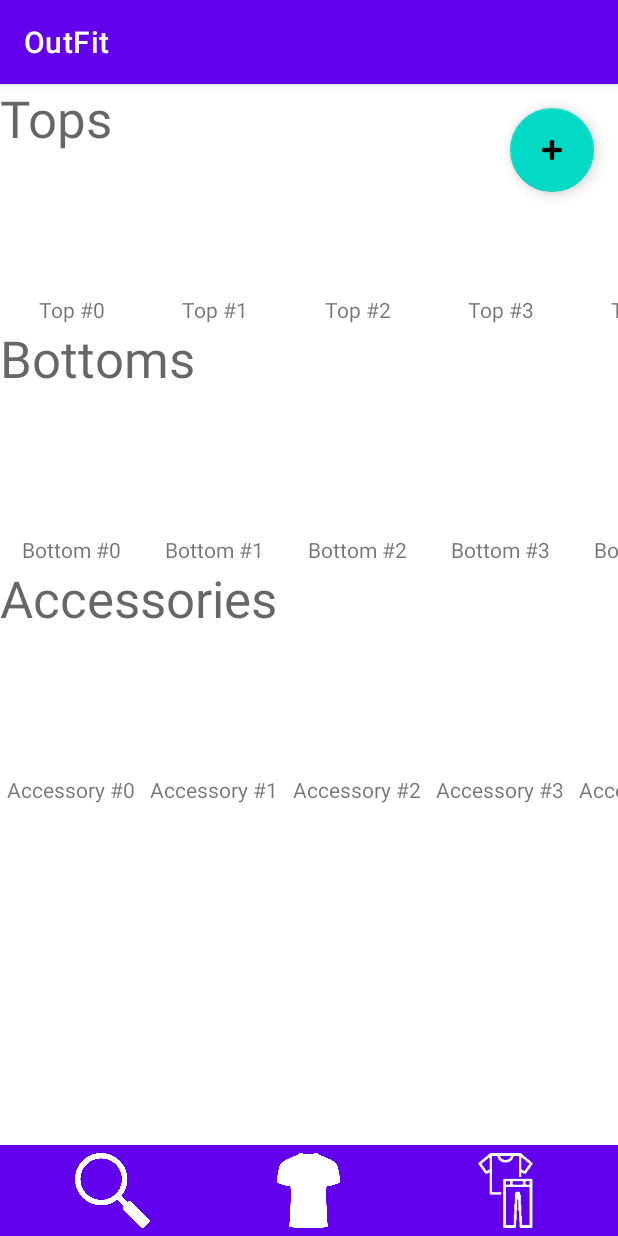
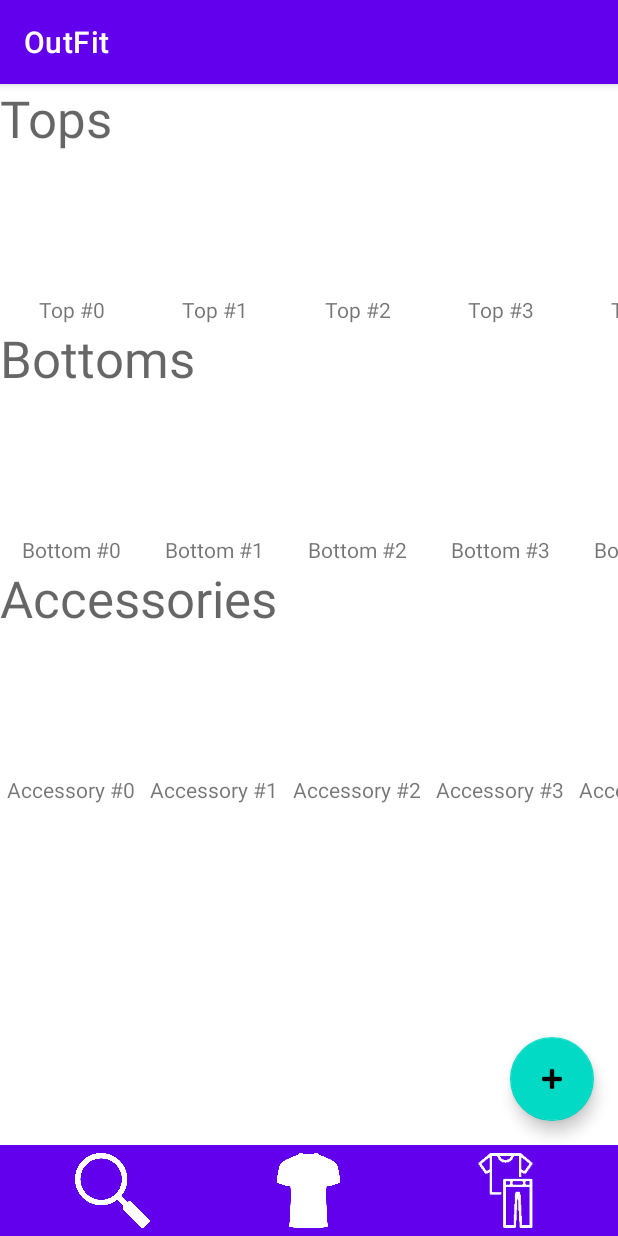
Before and after one commit to 19kmunz/OutFit, an Android app: the screen it shows after launch (MainActivity), on a phone screen of 412 x 824 dp. Run offline under Robolectric (Android 15) with nearby library versions, the phone set to English and light mode, and no system bars.

Commit message:
fix navigation bar

```diff
--- a/app/src/main/res/layout/fragment_closet.xml
+++ b/app/src/main/res/layout/fragment_closet.xml
@@ -50,20 +50,20 @@
         android:layout_below="@+id/acc_title"
         android:orientation="horizontal" />
 
-    <include layout="@layout/navigation_bar" />
+    <include android:id="@+id/layout_banner" layout="@layout/navigation_bar" />
 
     <com.google.android.material.floatingactionbutton.FloatingActionButton
         android:id="@+id/fab"
         android:layout_width="wrap_content"
         android:layout_height="wrap_content"
+        android:layout_above="@id/layout_banner"
         android:layout_alignParentRight="true"
-        android:layout_above="@id/layout_banner"
         android:layout_marginStart="16dp"
         android:layout_marginTop="16dp"
         android:layout_marginEnd="16dp"
         android:layout_marginBottom="16dp"
-        android:src="@android:drawable/ic_input_add"
-        android:contentDescription="@string/add_clothing" />
+        android:contentDescription="@string/add_clothing"
+        android:src="@android:drawable/ic_input_add" />
 
 
 </RelativeLayout>
--- a/app/src/main/res/layout/navigation_bar.xml
+++ b/app/src/main/res/layout/navigation_bar.xml
@@ -1,11 +1,6 @@
 <?xml version="1.0" encoding="utf-8"?>
 <RelativeLayout xmlns:android="http://schemas.android.com/apk/res/android"
 xmlns:app="http://schemas.android.com/apk/res-auto"
-    android:layout_width="match_parent"
-    android:layout_height="match_parent">
-
-    <RelativeLayout
-        android:id="@+id/layout_banner"
     android:layout_width="match_parent"
     android:layout_height="wrap_content"
     android:layout_alignParentBottom="true"
@@ -41,5 +36,3 @@
         android:layout_marginBottom="5dp"/>
 
 </RelativeLayout>
-
-</RelativeLayout>
```
Also changed, not shown: app/src/main/res/layout/fragment_new_clothing.xml (+6 -2 lines). Lines whose indentation alone changed are shown as unchanged.
